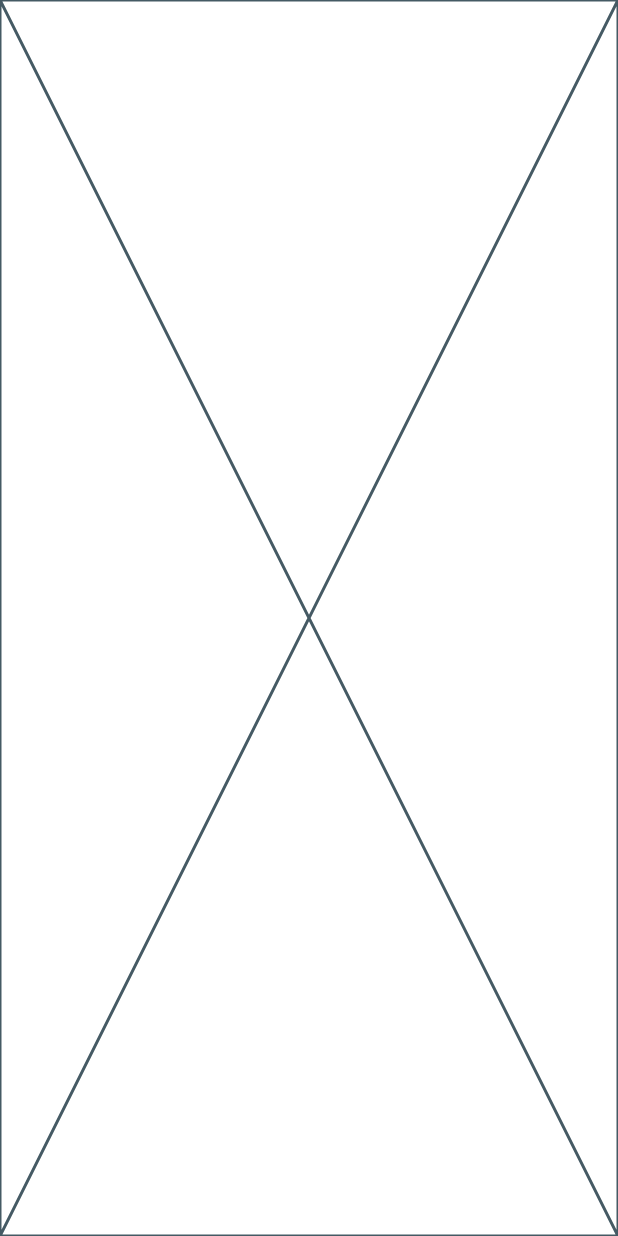
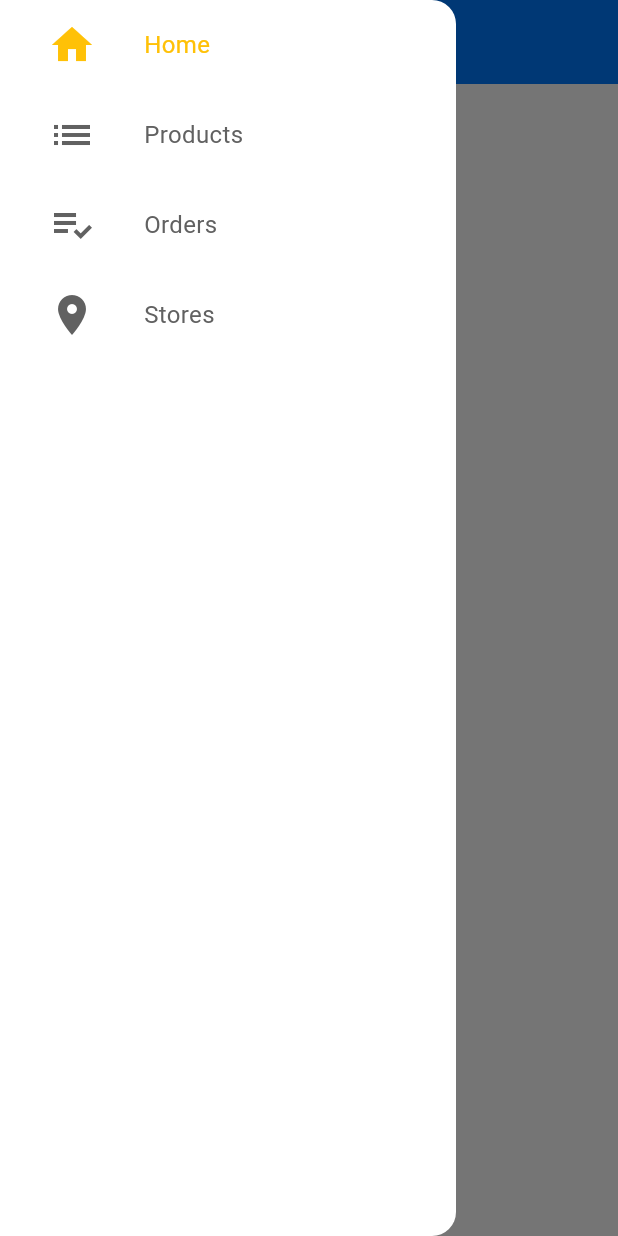
Before and after one commit to luisabritod/Loja-da-Luisa, a Flutter app: the screen it shows after launch, with the side drawer open (before the commit the screen has no drawer), on a phone screen of 412 x 824 dp. Run offline on Flutter 3.47's test engine with Material 3 defaults, Android fonts, the phone set to English and light mode, and no system bars; our stand-ins replace cloud_firestore, firebase_core; accounts and stored records are empty.

Commit message:
drawer navigation

```diff
--- a/lib/main.dart
+++ b/lib/main.dart
@@ -23,7 +23,7 @@ class MyApp extends StatelessWidget {
       theme: lightTheme,
       darkTheme: darkTheme,
       themeMode: ThemeMode.system,
-      home: const BaseScreen(),
+      home: BaseScreen(),
     );
   }
 }
--- /dev/null
+++ b/lib/shared/models/models.dart
@@ -0,0 +1 @@
+export 'page_manager.dart';
--- /dev/null
+++ b/lib/shared/models/page_manager.dart
@@ -0,0 +1,15 @@
+import 'package:flutter/material.dart';
+
+class PageManager {
+  PageManager(this.pageController);
+
+  PageController pageController;
+
+  int page = 0;
+
+  void setPage(int value) {
+    if (value == page) return;
+    page = value;
+    pageController.jumpToPage(value);
+  }
+}
--- a/lib/shared/screens/base_screen.dart
+++ b/lib/shared/screens/base_screen.dart
@@ -1,10 +1,46 @@
 import 'package:flutter/material.dart';
+import 'package:luisa_store/shared/shared.dart';
+import 'package:provider/provider.dart';
 
 class BaseScreen extends StatelessWidget {
-  const BaseScreen({super.key});
+  BaseScreen({super.key});
+
+  final PageController pageController = PageController();
 
   @override
   Widget build(BuildContext context) {
-    return const Placeholder();
+    return Provider(
+      create: (_) => PageManager(pageController),
+      child: PageView(
+        controller: pageController,
+        physics: const NeverScrollableScrollPhysics(),
+        children: [
+          Scaffold(
+            appBar: AppBar(
+              title: const Text('Home'),
+            ),
+            drawer: const CustomDrawer(),
+          ),
+          Scaffold(
+            appBar: AppBar(
+              title: const Text('Products'),
+            ),
+            drawer: const CustomDrawer(),
+          ),
+          Scaffold(
+            appBar: AppBar(
+              title: const Text('Orders'),
+            ),
+            drawer: const CustomDrawer(),
+          ),
+          Scaffold(
+            appBar: AppBar(
+              title: const Text('Stores'),
+            ),
+            drawer: const CustomDrawer(),
+          ),
+        ],
+      ),
+    );
   }
 }
--- a/lib/shared/shared.dart
+++ b/lib/shared/shared.dart
@@ -1,3 +1,5 @@
 export 'screens/screens.dart';
 export 'theme/theme.dart';
 export 'styles/styles.dart';
+export 'widgets/widgets.dart';
+export 'models/models.dart';
--- a/lib/shared/theme/dark_theme.dart
+++ b/lib/shared/theme/dark_theme.dart
@@ -19,6 +19,11 @@ final ThemeData darkTheme = ThemeData(
     backgroundColor: AppColors.primaryColorDark,
     titleTextStyle:
         AppTextStyles.headline1.copyWith(color: AppColors.backgroundColorDark),
+    iconTheme: const IconThemeData(color: AppColors.backgroundColorDark),
+  ),
+  drawerTheme: const DrawerThemeData(
+    elevation: 0,
+    backgroundColor: AppColors.backgroundColorDark,
   ),
   buttonTheme: const ButtonThemeData(
     buttonColor: AppColors.primaryColorDark,
--- a/lib/shared/theme/light_theme.dart
+++ b/lib/shared/theme/light_theme.dart
@@ -18,6 +18,11 @@ final ThemeData lightTheme = ThemeData(
   appBarTheme: AppBarTheme(
     backgroundColor: AppColors.primaryColor,
     titleTextStyle: AppTextStyles.headline1.copyWith(color: Colors.white),
+    iconTheme: const IconThemeData(color: AppColors.backgroundColorLight),
+  ),
+  drawerTheme: const DrawerThemeData(
+    elevation: 0,
+    backgroundColor: AppColors.backgroundColorLight,
   ),
   buttonTheme: const ButtonThemeData(
     buttonColor: AppColors.primaryColor,
--- /dev/null
+++ b/lib/shared/widgets/custom_drawer/custom_drawer.dart
@@ -0,0 +1,20 @@
+import 'package:flutter/material.dart';
+import 'package:luisa_store/shared/shared.dart';
+
+class CustomDrawer extends StatelessWidget {
+  const CustomDrawer({super.key});
+
+  @override
+  Widget build(BuildContext context) {
+    return Drawer(
+      child: ListView(
+        children: const [
+          DrawerTile(icon: Icons.home, title: 'Home', page: 0),
+          DrawerTile(icon: Icons.list, title: 'Products', page: 1),
+          DrawerTile(icon: Icons.playlist_add_check, title: 'Orders', page: 2),
+          DrawerTile(icon: Icons.location_on, title: 'Stores', page: 3),
+        ],
+      ),
+    );
+  }
+}
--- /dev/null
+++ b/lib/shared/widgets/custom_drawer/drawer_tile.dart
@@ -0,0 +1,45 @@
+import 'package:flutter/material.dart';
+import 'package:luisa_store/shared/shared.dart';
+import 'package:provider/provider.dart';
+
+class DrawerTile extends StatelessWidget {
+  const DrawerTile(
+      {super.key, required this.icon, required this.title, required this.page});
+
+  final IconData icon;
+  final String title;
+  final int page;
+
+  @override
+  Widget build(BuildContext context) {
+    final int currentPage = context.watch<PageManager>().page;
+
+    return InkWell(
+      onTap: () {
+        context.read<PageManager>().setPage(page);
+      },
+      child: SizedBox(
+        height: 60.0,
+        child: Row(
+          children: [
+            Padding(
+              padding: const EdgeInsets.symmetric(horizontal: 32.0),
+              child: Icon(
+                icon,
+                size: 32,
+                color: page == currentPage ? Colors.amber : Colors.grey[700],
+              ),
+            ),
+            Text(
+              title,
+              style: TextStyle(
+                fontSize: 16.0,
+                color: page == currentPage ? Colors.amber : Colors.grey[700],
+              ),
+            ),
+          ],
+        ),
+      ),
+    );
+  }
+}
--- a/lib/shared/widgets/widgets.dart
+++ b/lib/shared/widgets/widgets.dart
@@ -0,0 +1,2 @@
+export 'custom_drawer/custom_drawer.dart';
+export 'custom_drawer/drawer_tile.dart';
--- a/pubspec.yaml
+++ b/pubspec.yaml
@@ -39,6 +39,8 @@ dependencies:
   cloud_firestore: ^5.1.0
   firebase_auth: ^5.1.2
   firebase_storage: ^12.1.1
+  provider: ^6.1.2
+
 
 dev_dependencies:
   flutter_test:
```
Also changed, not shown: pubspec.lock.
